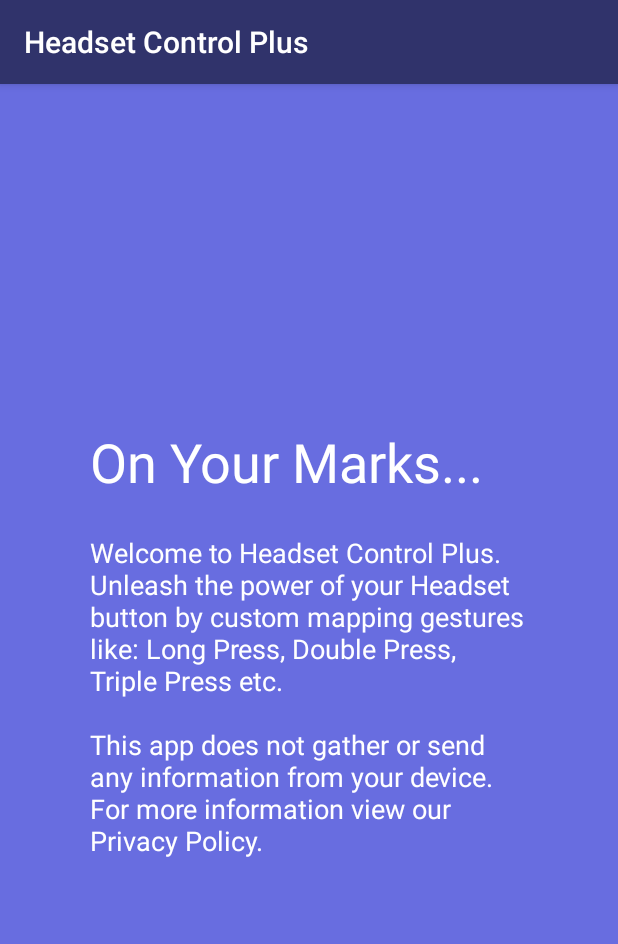
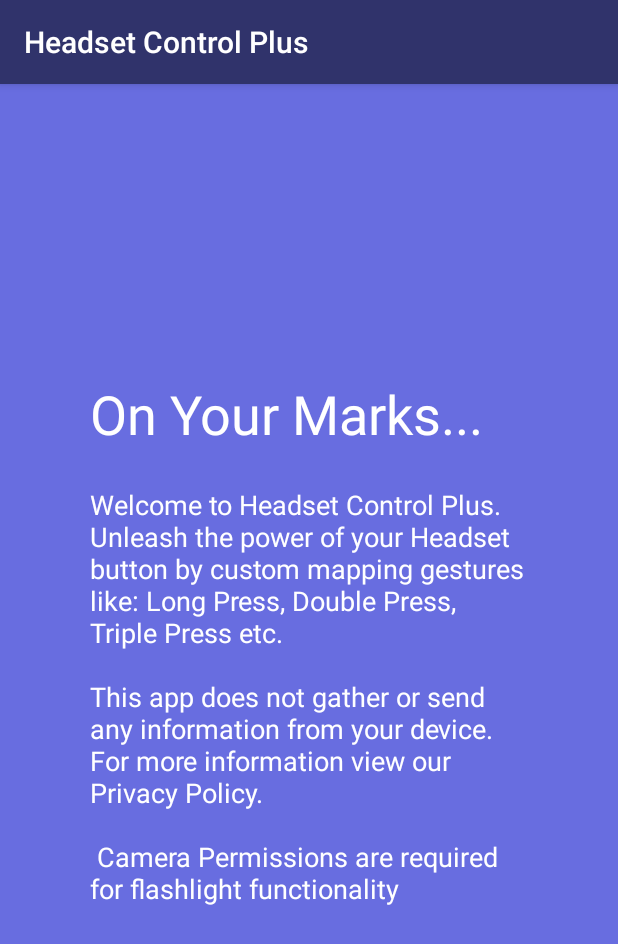
Before and after one commit to nadchif/headset-control-plus, an Android app: the fragment IntroSlideWelcome placed in its activity, on a phone screen of 412 x 824 dp. Shown: the top 944 px of the screen. Run offline under Robolectric (Android 15) with nearby library versions, the phone set to English and light mode, and no system bars; our stand-ins replace androidx.preference.

Commit message:
Update strings.xml

```diff
--- a/app/src/main/res/values/strings.xml
+++ b/app/src/main/res/values/strings.xml
@@ -101,7 +101,8 @@
     </string>
     <string name="intro_details_welcome">
         Welcome to Headset Control Plus. Unleash the power of your Headset button by custom mapping gestures like:
-        Long Press, Double Press, Triple Press etc.\n\nThis app does not gather or send any information from your device. For more information view our Privacy Policy.
+        Long Press, Double Press, Triple Press etc.\n\nThis app does not gather or send any information from your device. For more information view our Privacy Policy.\n\n
+Camera Permissions are required for flashlight functionality
     </string>
 
     <string name="intro_title_permissions">
```
